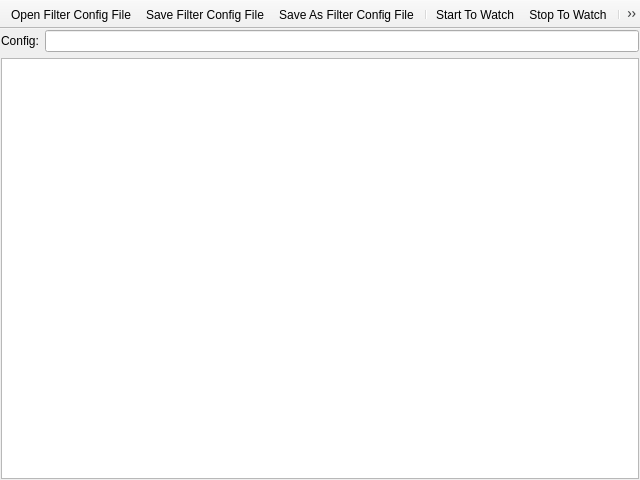
Before: the Qt Designer form application/UiMessageBrowserWindow.ui in zhanddkk/mqtt-utility, drawn with Qt 5.
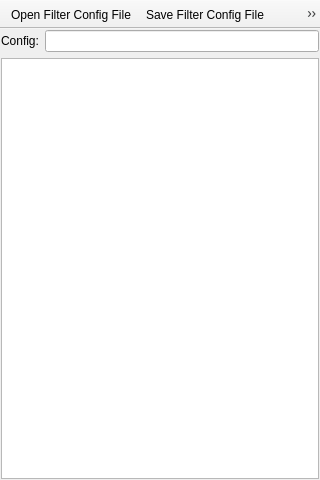
After: the same form once the commit is applied. Icons and pictures are not drawn.

Commit message: Display message as special format

The edit to the form file:
```diff
--- a/application/UiMessageBrowserWindow.ui
+++ b/application/UiMessageBrowserWindow.ui
@@ -6,10 +6,16 @@
    <rect>
     <x>0</x>
     <y>0</y>
-    <width>640</width>
+    <width>320</width>
     <height>480</height>
    </rect>
   </property>
+  <property name="minimumSize">
+   <size>
+    <width>320</width>
+    <height>0</height>
+   </size>
+  </property>
   <property name="windowTitle">
    <string>MainWindow</string>
   </property>
@@ -43,11 +49,20 @@
     </item>
     <item row="1" column="0" colspan="2">
      <widget class="QPlainTextEdit" name="message_browser_plain_text_edit">
+      <property name="minimumSize">
+       <size>
+        <width>300</width>
+        <height>0</height>
+       </size>
+      </property>
       <property name="font">
        <font>
         <family>Consolas</family>
        </font>
       </property>
+      <property name="lineWrapMode">
+       <enum>QPlainTextEdit::NoWrap</enum>
+      </property>
       <property name="readOnly">
        <bool>true</bool>
       </property>
```
The commit also changes 10 other files.
